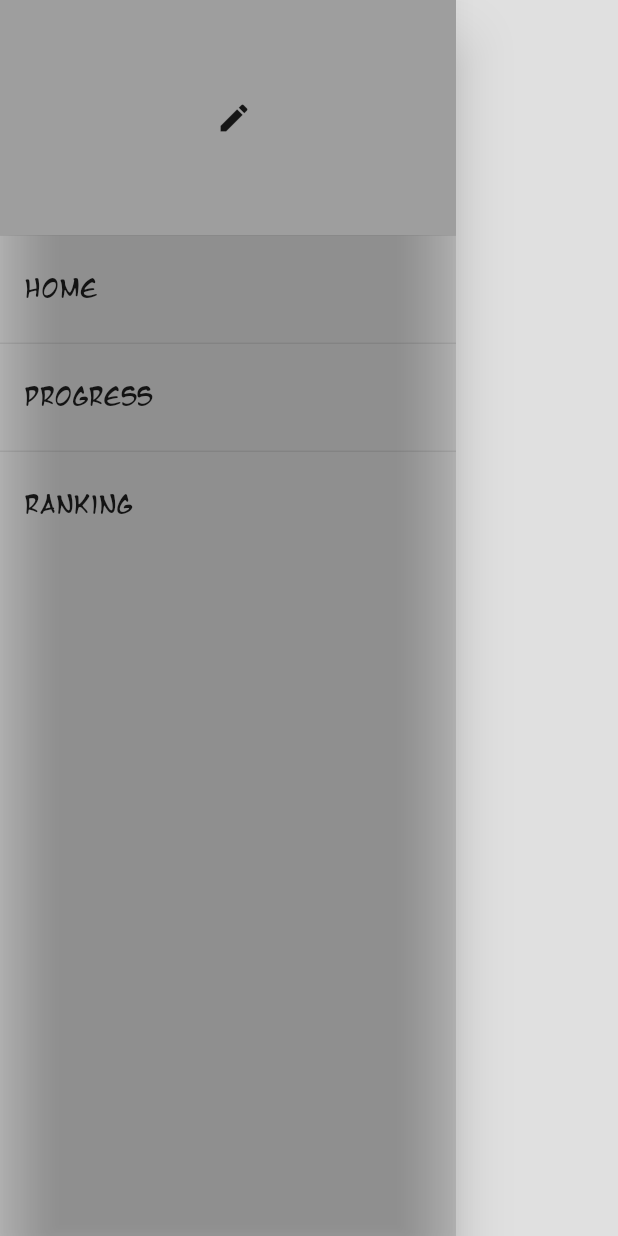
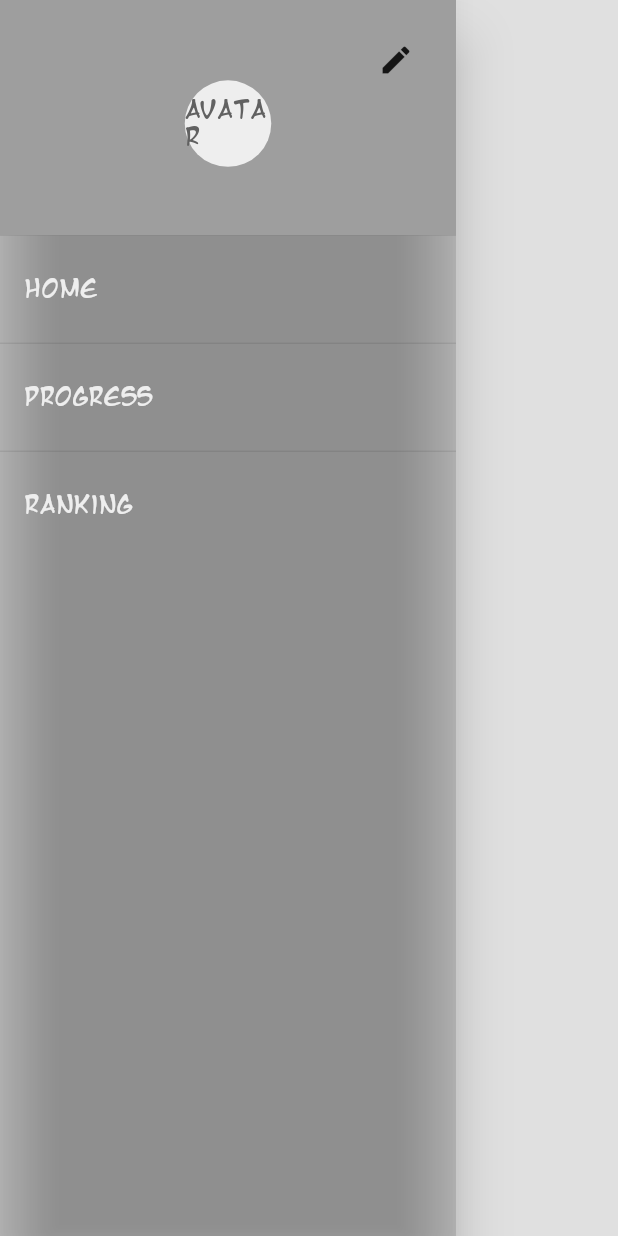
Before and after one commit to luizadelnegro/One-Punch-Man-Workout, a Flutter app: the SideMenu widget shown alone on an empty page, opened directly, on a phone screen of 412 x 824 dp. Run offline on Flutter 3.47's test engine with Material 2 defaults, Android fonts, the phone set to English and light mode, and no system bars; our stand-ins replace flutter_calendar_carousel, shared_preferences; accounts and stored records are empty.

Commit message:
Change drawer header appearence

```diff
--- a/lib/drawer.dart
+++ b/lib/drawer.dart
@@ -1,5 +1,6 @@
 import 'package:flutter/material.dart';
 import 'package:one_punch_man_workout/preferences_controller.dart';
+import 'size_config.dart';
 
 final entries = [
   {'title': 'Home', 'routename': '/'},
@@ -25,20 +26,30 @@ class _SideMenuState extends State<SideMenu> {
                 builder: (context, snapshot){
                   final heroname = snapshot.data;
                   return DrawerHeader(
-                    child: Center(
+                    child:
+                    Stack(
+                      children: [
+                        Center(
                           child: Row(
                             mainAxisAlignment: MainAxisAlignment.center,
                             children: [
+                              CircleAvatar(
+                                  child: Text("Avatar"),
+                                  backgroundColor: Theme.of(context).backgroundColor,
+                                  radius: SizeConfig.blockSizeHorizontal * 7,
+                              ),
                               Text('$heroname'),
-                          IconButton(
+                            ]
+                          )
+                        ),
+                        Align(
                           alignment: Alignment.topRight,
+                          child: IconButton(
                             onPressed: () => Navigator.of(context).pushNamed('/welcome'),
                             icon: Icon(Icons.edit),
-
                           )
-
+                        )
                       ]
-                      )
                     ),
                     decoration:
                         BoxDecoration(color: Theme.of(context).primaryColor),
@@ -52,7 +63,7 @@ class _SideMenuState extends State<SideMenu> {
                 itemCount: entries.length,
                 itemBuilder: (BuildContext context, int index) {
                   return ListTile(
-                    title: Text(entries[index]['title']),
+                    title: Text(entries[index]['title'], style: TextStyle(color: Theme.of(context).backgroundColor),),
                     onTap: () {
                       // Update the state of the app then close the drawer
                       Navigator.of(context)
--- a/lib/pages/custom_assets/addlayout.dart
+++ b/lib/pages/custom_assets/addlayout.dart
@@ -13,6 +13,7 @@ class AddLayout extends StatelessWidget {
   @override
   Widget build(BuildContext context) {
     return Scaffold(
+      backgroundColor: Theme.of(context).backgroundColor,
       appBar: AppBar(
         title: Text(object),
         actions: <Widget>[
```
Also changed, not shown: lib/pages/heroranking.dart (+8 -19 lines). Lines whose indentation alone changed are shown as unchanged.
